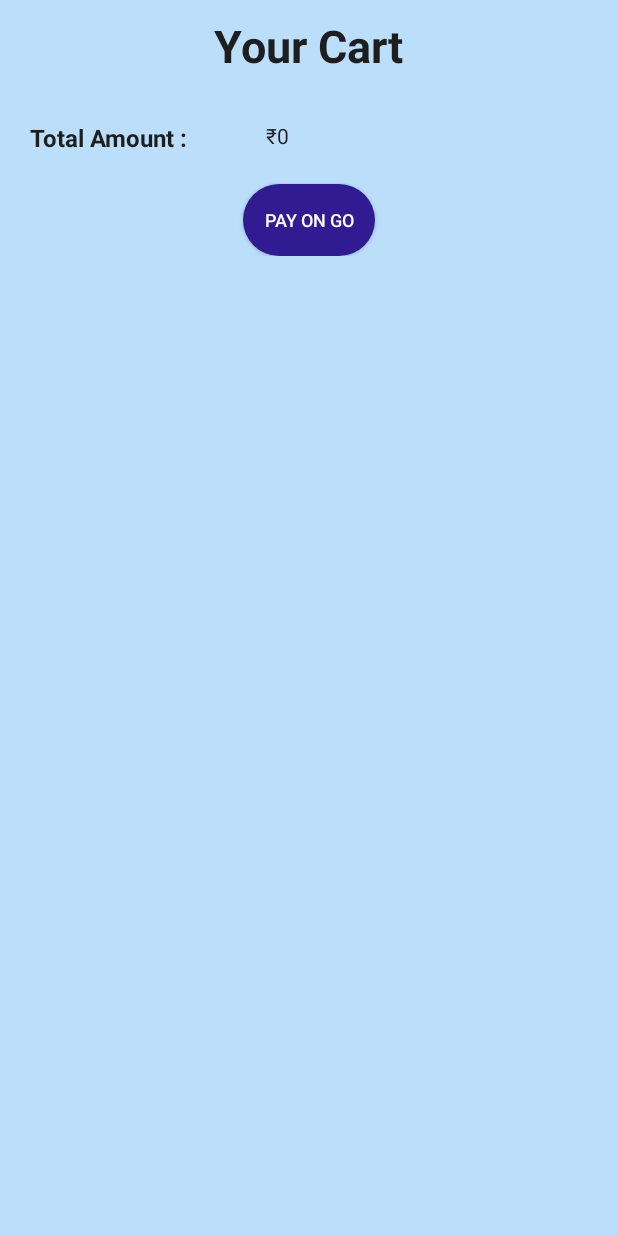
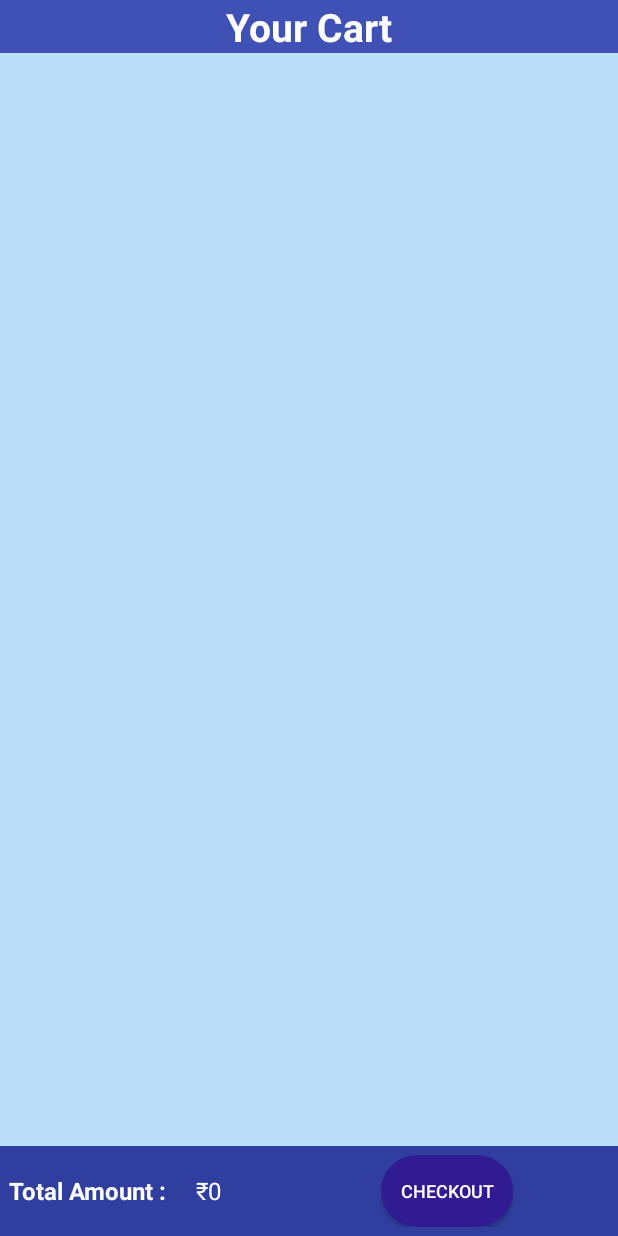
Before and after one commit to Phantom586/RadiateLabs, an Android app: the CartActivity screen opened directly, with no data from a screen before it, on a phone screen of 412 x 824 dp. Run offline under Robolectric (Android 15) with nearby library versions, the phone set to English and light mode, and no system bars; our stand-ins replace Picasso; pictures from the network do not load.

Commit message:
Removed Add and Remove Quantity Options, and major changes in cart layout. If same products are added more than one time then the quantity of the products will increase instead of creating a new card for existing product.

```diff
--- a/NoQ_1/app/src/main/java/com/example/noq_1/CartActivity.java
+++ b/NoQ_1/app/src/main/java/com/example/noq_1/CartActivity.java
@@ -20,10 +20,15 @@ public class CartActivity extends AppCompatActivity {
     ProductAdapter adapter;
 
     List<Product> ProductList;
-    ImageView im;
+    ImageView im, im1, im2;
     TextView tv4;
     DBHelper dbHelper;
-    public int total_amt = 0;
+    public static int total_amt = 0;
+
+    public void removeItem(int position){
+        ProductList.remove(position);
+        adapter.notifyItemRemoved(position);
+    }
 
     @Override
     protected void onCreate(Bundle savedInstanceState) {
@@ -44,16 +49,17 @@ public class CartActivity extends AppCompatActivity {
             Toast.makeText(this, "No Products Added Yet..", Toast.LENGTH_SHORT).show();
         } else {
             while(res.moveToNext()){
-                total_amt += Integer.parseInt(res.getString(4));
+                total_amt += Integer.parseInt(res.getString(5));
                 ProductList.add(
                   new Product(
-                          res.getString(1),
-                          res.getString(3),
+                          res.getInt(0),
+                          res.getString(2),
                           res.getString(4),
                           res.getString(5),
                           res.getString(6),
                           res.getString(7),
-                          res.getString(2)
+                          res.getString(8),
+                          res.getString(3)
                   ));
             }
         }
@@ -66,7 +72,22 @@ public class CartActivity extends AppCompatActivity {
         adapter = new ProductAdapter(this, ProductList);
         recyclerView.setAdapter(adapter);
 
+        adapter.setOnItemClickListener(new ProductAdapter.onItemClickListener() {
+            @Override
+            public void onDeleteClick(int position, int id) {
+                Toast.makeText(CartActivity.this, "Item Clicked id : "+id, Toast.LENGTH_SHORT).show();
+                removeItem(position);
+            }
+
+//            @Override
+//            public void onItemClick(int position) {
+//
+//            }
+        });
+
 //        im = findViewById(R.id.c_im);
+//        im1 = findViewById(R.id.c_im1);
+//        im2 = findViewById(R.id.c_im2);
 //        tv1 = findViewById(R.id.c_tv1);
 //        tv2 = findViewById(R.id.c_tv2);
 //        tv3 = findViewById(R.id.c_tv3);
--- a/NoQ_1/app/src/main/java/com/example/noq_1/Product.java
+++ b/NoQ_1/app/src/main/java/com/example/noq_1/Product.java
@@ -2,6 +2,7 @@ package com.example.noq_1;
 
 public class Product {
 
+    private int id;
     private String barcode;
     private String product_name;
     private String mrp;
@@ -10,7 +11,8 @@ public class Product {
     private String total_discount;
     private String current_qty;
 
-    public Product(String barcode, String product_name, String mrp, String retailers_price, String our_price, String total_discount, String current_qty) {
+    public Product(int id, String barcode, String product_name, String mrp, String retailers_price, String our_price, String total_discount, String current_qty) {
+        this.id = id;
         this.barcode = barcode;
         this.product_name = product_name;
         this.mrp = mrp;
@@ -19,6 +21,8 @@ public class Product {
         this.total_discount = total_discount;
         this.current_qty = current_qty;
     }
+
+    public int getId(){ return id; }
 
     public String getBarcode() {
         return barcode;
--- a/NoQ_1/app/src/main/res/layout/activity_cart.xml
+++ b/NoQ_1/app/src/main/res/layout/activity_cart.xml
@@ -1,77 +1,30 @@
 <?xml version="1.0" encoding="utf-8"?>
-<LinearLayout xmlns:android="http://schemas.android.com/apk/res/android"
+<androidx.constraintlayout.widget.ConstraintLayout xmlns:android="http://schemas.android.com/apk/res/android"
     xmlns:app="http://schemas.android.com/apk/res-auto"
     xmlns:tools="http://schemas.android.com/tools"
     android:layout_width="match_parent"
     android:layout_height="match_parent"
     android:background="#BBDEFB"
-    android:orientation="vertical"
     tools:context=".CartActivity">
 
     <LinearLayout
+        android:id="@+id/linearLayout2"
         android:layout_width="match_parent"
         android:layout_height="wrap_content"
-        android:orientation="vertical">
+        android:background="#3F51B5"
+        android:orientation="vertical"
+        app:layout_constraintEnd_toEndOf="parent"
+        app:layout_constraintStart_toStartOf="parent"
+        app:layout_constraintTop_toTopOf="parent">
 
         <TextView
             android:layout_width="wrap_content"
             android:layout_height="wrap_content"
-            android:layout_marginTop="10dp"
             android:layout_gravity="center_horizontal"
-            android:textSize="30sp"
-            android:textStyle="bold"
-            android:textColor="@color/primaryTextColor"
             android:text="@string/heading"
-            />
-
-    </LinearLayout>
-
-    <LinearLayout
-        android:layout_width="match_parent"
-        android:layout_height="wrap_content"
-        android:background="#BBDEFB"
-        android:layout_marginTop="10dp"
-        android:orientation="vertical"
-        android:padding="10dp">
-
-        <LinearLayout
-            android:layout_width="match_parent"
-            android:layout_height="wrap_content"
-            android:orientation="horizontal"
-            android:padding="10dp">
-
-            <TextView
-                android:layout_width="wrap_content"
-                android:layout_height="wrap_content"
-                android:text="@string/total"
-                android:textColor="@color/primaryTextColor"
-                android:textStyle="bold"
-                android:textSize="16sp"
-                />
-
-            <TextView
-                android:id="@+id/c_tv4"
-                android:layout_width="wrap_content"
-                android:layout_height="wrap_content"
-                android:layout_gravity="center_horizontal"
-                android:gravity="center"
-                android:layout_marginStart="20dp"
-                android:textColor="@color/primaryTextColor"
-                android:ems="5"/>
-
-        </LinearLayout>
-
-        <Button
-            android:layout_width="wrap_content"
-            android:layout_height="wrap_content"
-            android:layout_marginTop="10dp"
-            android:text="@string/payment"
-
-            android:background="@drawable/btn_round"
-            android:layout_gravity="center_horizontal"
-            android:backgroundTint="#311B92"
             android:textColor="#FFF"
-            android:textSize="12sp"/>
+            android:textSize="26sp"
+            android:textStyle="bold"/>
 
     </LinearLayout>
 
@@ -79,8 +32,58 @@
         android:id="@+id/recyclerView"
         android:layout_width="match_parent"
         android:layout_height="match_parent"
-        android:layout_marginTop="10dp">
+        android:layout_marginTop="40dp"
+        android:layout_marginBottom="65dp"
+        app:layout_constraintBottom_toBottomOf="parent"
+        app:layout_constraintEnd_toEndOf="parent"
+        app:layout_constraintStart_toStartOf="parent"
+        app:layout_constraintTop_toTopOf="parent">
 
     </androidx.recyclerview.widget.RecyclerView>
 
-</LinearLayout>
+    <LinearLayout
+        android:id="@+id/linearLayout"
+        android:layout_width="match_parent"
+        android:layout_height="wrap_content"
+        android:background="#303F9F"
+        android:orientation="horizontal"
+        android:padding="6dp"
+        app:layout_constraintBottom_toBottomOf="parent"
+        app:layout_constraintEnd_toEndOf="parent"
+        app:layout_constraintHorizontal_bias="0.0"
+        app:layout_constraintStart_toStartOf="parent">
+
+        <TextView
+            android:layout_width="wrap_content"
+            android:layout_height="wrap_content"
+            android:layout_gravity="center"
+            android:text="@string/total"
+            android:textColor="#FFF"
+            android:textSize="16sp"
+            android:textStyle="bold" />
+
+        <TextView
+            android:id="@+id/c_tv4"
+            android:layout_width="wrap_content"
+            android:layout_height="wrap_content"
+            android:layout_gravity="center"
+            android:layout_marginStart="20dp"
+            android:ems="5"
+            android:textSize="16sp"
+            android:gravity="start"
+            android:textColor="#FFF" />
+
+        <Button
+            android:layout_width="wrap_content"
+            android:layout_height="wrap_content"
+            android:layout_gravity="center"
+            android:background="@drawable/btn_round"
+            android:layout_marginStart="30dp"
+            android:backgroundTint="#311B92"
+            android:text="@string/payment"
+            android:textColor="#FFF"
+            android:textSize="12sp" />
+
+    </LinearLayout>
+
+</androidx.constraintlayout.widget.ConstraintLayout>
--- a/NoQ_1/app/src/main/res/values/strings.xml
+++ b/NoQ_1/app/src/main/res/values/strings.xml
@@ -91,7 +91,7 @@
     <!--  CartActivity Resources  -->
     <string name="heading">Your Cart</string>
     <string name="total">Total Amount :</string>
-    <string name="payment">Pay on GO</string>
+    <string name="payment">Checkout</string>
     <string name="delete">Delete</string>
 
 
```
Also changed, not shown: NoQ_1/app/src/main/java/com/example/noq_1/DBHelper.java (+22 -2 lines), NoQ_1/app/src/main/java/com/example/noq_1/ProductAdapter.java (+67 -4 lines), NoQ_1/app/src/main/java/com/example/noq_1/ProductDetails.java (+51 -23 lines), NoQ_1/app/src/main/res/layout/activity_product_details.xml (+14 -14 lines), NoQ_1/app/src/main/res/layout/card_item.xml (+49 -24 lines).
